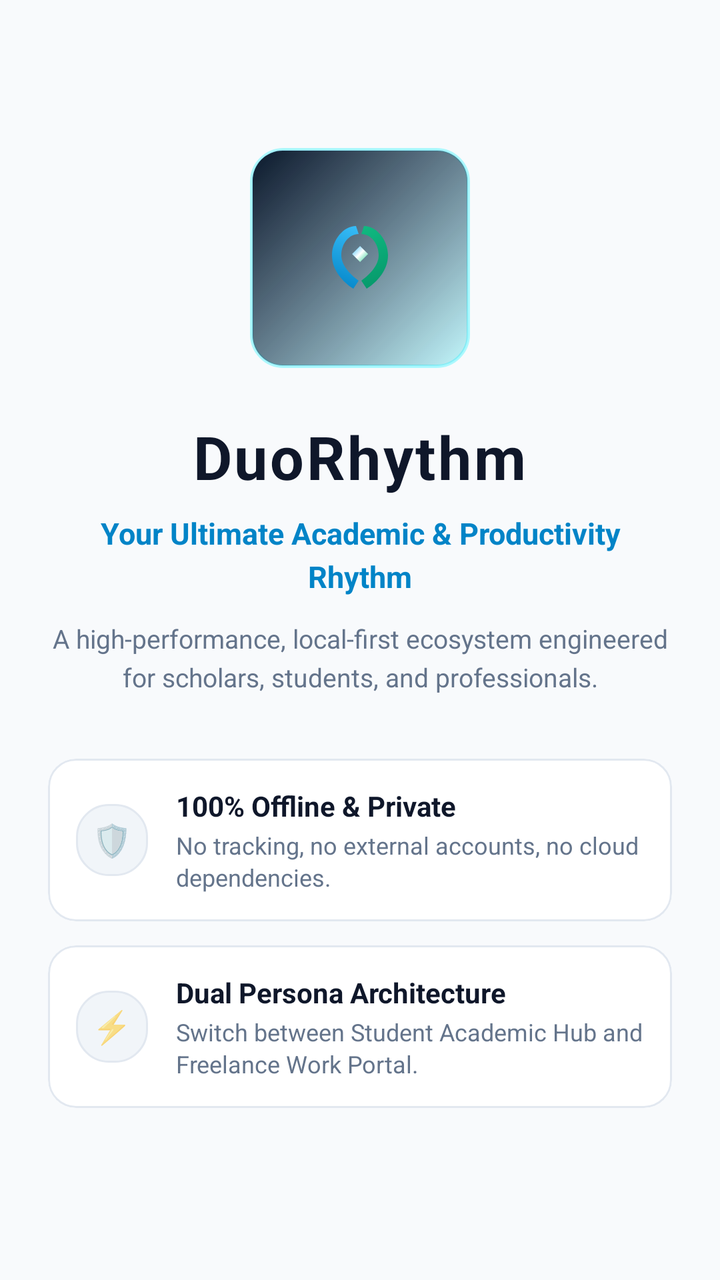
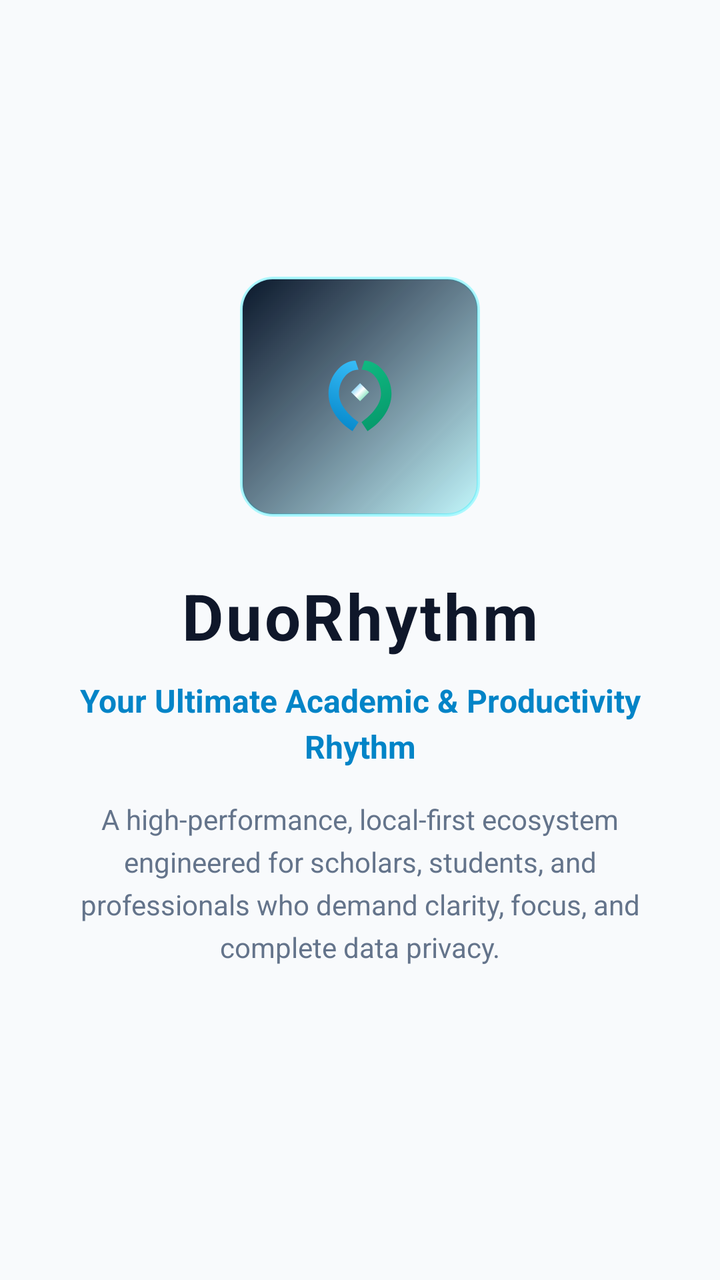

Compare the two renders of this Android layout. The source of the first and the diff that turns it into the second are given below.
<!-- AndroidManifest.xml: application theme Theme.LifeSync -->
<!-- res/layout/item_onboarding_welcome.xml -->
<?xml version="1.0" encoding="utf-8"?>
<ScrollView xmlns:android="http://schemas.android.com/apk/res/android"
    xmlns:app="http://schemas.android.com/apk/res-auto"
    android:layout_width="match_parent"
    android:layout_height="match_parent"
    android:fillViewport="true">

    <LinearLayout
        android:layout_width="match_parent"
        android:layout_height="wrap_content"
        android:gravity="center"
        android:orientation="vertical"
        android:paddingHorizontal="24dp"
        android:paddingVertical="32dp">

        
        <FrameLayout
            android:layout_width="110dp"
            android:layout_height="110dp"
            android:background="@drawable/bg_logo_badge">

            <ImageView
                android:layout_width="64dp"
                android:layout_height="64dp"
                android:layout_gravity="center"
                android:src="@drawable/ic_app_logo" />
        </FrameLayout>

        
        <TextView
            android:layout_width="wrap_content"
            android:layout_height="wrap_content"
            android:layout_marginTop="24dp"
            android:letterSpacing="0.04"
            android:text="DuoRhythm"
            android:textColor="@color/text_primary"
            android:textSize="30sp"
            android:textStyle="bold" />

        
        <TextView
            android:layout_width="wrap_content"
            android:layout_height="wrap_content"
            android:layout_marginTop="8dp"
            android:gravity="center"
            android:lineSpacingExtra="4dp"
            android:text="Your Ultimate Academic &amp; Productivity Rhythm"
            android:textColor="@color/primary"
            android:textSize="15sp"
            android:textStyle="bold" />

        <TextView
            android:layout_width="wrap_content"
            android:layout_height="wrap_content"
            android:layout_marginTop="12dp"
            android:gravity="center"
            android:lineSpacingExtra="4dp"
            android:text="A high-performance, local-first ecosystem engineered for scholars, students, and professionals."
            android:textColor="@color/text_secondary"
            android:textSize="13sp" />

        
        <LinearLayout
            android:layout_width="match_parent"
            android:layout_height="wrap_content"
            android:layout_marginTop="32dp"
            android:orientation="vertical">

            <com.google.android.material.card.MaterialCardView
                android:layout_width="match_parent"
                android:layout_height="wrap_content"
                android:layout_marginBottom="12dp"
                app:cardBackgroundColor="@color/surface_card"
                app:cardCornerRadius="14dp"
                app:cardElevation="0dp"
                app:strokeColor="@color/card_stroke"
                app:strokeWidth="1dp">

                <LinearLayout
                    android:layout_width="match_parent"
                    android:layout_height="wrap_content"
                    android:gravity="center_vertical"
                    android:orientation="horizontal"
                    android:padding="14dp">

                    <TextView
                        android:layout_width="36dp"
                        android:layout_height="36dp"
                        android:background="@drawable/bg_glass_squircle_action"
                        android:gravity="center"
                        android:text="🛡️"
                        android:textSize="16sp" />

                    <LinearLayout
                        android:layout_width="0dp"
                        android:layout_height="wrap_content"
                        android:layout_marginStart="14dp"
                        android:layout_weight="1"
                        android:orientation="vertical">

                        <TextView
                            android:layout_width="wrap_content"
                            android:layout_height="wrap_content"
                            android:text="100% Offline &amp; Private"
                            android:textColor="@color/text_primary"
                            android:textSize="14sp"
                            android:textStyle="bold" />

                        <TextView
                            android:layout_width="wrap_content"
                            android:layout_height="wrap_content"
                            android:layout_marginTop="2dp"
                            android:text="No tracking, no external accounts, no cloud dependencies."
                            android:textColor="@color/text_secondary"
                            android:textSize="12sp" />
                    </LinearLayout>
                </LinearLayout>
            </com.google.android.material.card.MaterialCardView>

            <com.google.android.material.card.MaterialCardView
                android:layout_width="match_parent"
                android:layout_height="wrap_content"
                android:layout_marginBottom="12dp"
                app:cardBackgroundColor="@color/surface_card"
                app:cardCornerRadius="14dp"
                app:cardElevation="0dp"
                app:strokeColor="@color/card_stroke"
                app:strokeWidth="1dp">

                <LinearLayout
                    android:layout_width="match_parent"
                    android:layout_height="wrap_content"
                    android:gravity="center_vertical"
                    android:orientation="horizontal"
                    android:padding="14dp">

                    <TextView
                        android:layout_width="36dp"
                        android:layout_height="36dp"
                        android:background="@drawable/bg_glass_squircle_action"
                        android:gravity="center"
                        android:text="⚡"
                        android:textSize="16sp" />

                    <LinearLayout
                        android:layout_width="0dp"
                        android:layout_height="wrap_content"
                        android:layout_marginStart="14dp"
                        android:layout_weight="1"
                        android:orientation="vertical">

                        <TextView
                            android:layout_width="wrap_content"
                            android:layout_height="wrap_content"
                            android:text="Dual Persona Architecture"
                            android:textColor="@color/text_primary"
                            android:textSize="14sp"
                            android:textStyle="bold" />

                        <TextView
                            android:layout_width="wrap_content"
                            android:layout_height="wrap_content"
                            android:layout_marginTop="2dp"
                            android:text="Switch between Student Academic Hub and Freelance Work Portal."
                            android:textColor="@color/text_secondary"
                            android:textSize="12sp" />
                    </LinearLayout>
                </LinearLayout>
            </com.google.android.material.card.MaterialCardView>
        </LinearLayout>

    </LinearLayout>
</ScrollView>
<!-- resources referenced by this layout -->
<resources>
  <color name="card_stroke">#E2E8F0</color>
  <color name="primary">#0284C7</color>
  <color name="surface_card">#FFFFFF</color>
  <color name="text_primary">#0F172A</color>
  <color name="text_secondary">#64748B</color>
  <!-- drawable bg_glass_squircle_action (drawable) -->
  <?xml version="1.0" encoding="utf-8"?>
  <ripple xmlns:android="http://schemas.android.com/apk/res/android"
      android:color="#200284C7">
      <item>
          <shape android:shape="rectangle">
              <corners android:radius="16dp" />
              <solid android:color="@color/surface_variant" />
              <stroke
                  android:width="1dp"
                  android:color="@color/card_stroke" />
          </shape>
      </item>
  </ripple>
  <!-- drawable bg_logo_badge (drawable) -->
  <?xml version="1.0" encoding="utf-8"?>
  <layer-list xmlns:android="http://schemas.android.com/apk/res/android">
      <item>
          <shape android:shape="rectangle">
              <corners android:radius="16dp" />
              <gradient
                  android:angle="135"
                  android:startColor="#2600F2FE"
                  android:centerColor="#260284C7"
                  android:endColor="#261E40AF" />
              <stroke
                  android:width="1.5dp"
                  android:color="#4D00F2FE" />
          </shape>
      </item>
      <item
          android:bottom="1.5dp"
          android:left="1.5dp"
          android:right="1.5dp"
          android:top="1.5dp">
          <shape android:shape="rectangle">
              <gradient
                  android:angle="135"
                  android:startColor="#1500F2FE"
                  android:endColor="#0A182B" />
              <corners android:radius="15dp" />
          </shape>
      </item>
  </layer-list>
  <color name="surface_variant">#F1F5F9</color>
  <color name="primary_variant">#0369A1</color>
  <color name="on_primary">#FFFFFF</color>
  <color name="secondary">#7C3AED</color>
  <color name="secondary_variant">#6D28D9</color>
  <color name="on_secondary">#FFFFFF</color>
  <color name="surface">#FFFFFF</color>
  <color name="background">#F8FAFC</color>
  <style name="CardElevationRounded" parent="Widget.MaterialComponents.CardView">
          <item name="cardCornerRadius">22dp</item>
          <item name="cardElevation">2dp</item>
          <item name="strokeWidth">1dp</item>
          <item name="strokeColor">@color/card_stroke</item>
          <item name="cardBackgroundColor">@color/surface_card</item>
      </style>
  <style name="DuoRhythmTextView" parent="android:Widget.TextView">
          <item name="android:lineSpacingExtra">2dp</item>
          <item name="android:fontFamily">sans-serif</item>
          <item name="android:includeFontPadding">true</item>
      </style>
  <style name="DuoRhythmEditText" parent="android:Widget.EditText">
          <item name="android:lineSpacingExtra">2dp</item>
          <item name="android:fontFamily">sans-serif</item>
          <item name="android:includeFontPadding">true</item>
          <item name="android:textColor">@color/text_primary</item>
          <item name="android:textColorHint">@color/text_secondary</item>
      </style>
  <!-- unchanged entries left out for length: 2 -->
</resources>

<!-- the commit's change to res/layout/item_onboarding_welcome.xml (unified diff, before → after) -->
@@ -10,18 +10,23 @@
         android:layout_height="wrap_content"
         android:gravity="center"
         android:orientation="vertical"
-        android:paddingHorizontal="24dp"
-        android:paddingVertical="32dp">
+        android:paddingHorizontal="32dp"
+        android:paddingVertical="48dp">
+
+        <View
+            android:layout_width="match_parent"
+            android:layout_height="0dp"
+            android:layout_weight="1" />
 
         
         <FrameLayout
-            android:layout_width="110dp"
-            android:layout_height="110dp"
+            android:layout_width="120dp"
+            android:layout_height="120dp"
             android:background="@drawable/bg_logo_badge">
 
             <ImageView
-                android:layout_width="64dp"
-                android:layout_height="64dp"
+                android:layout_width="72dp"
+                android:layout_height="72dp"
                 android:layout_gravity="center"
                 android:src="@drawable/ic_app_logo" />
         </FrameLayout>
@@ -30,144 +35,41 @@
         <TextView
             android:layout_width="wrap_content"
             android:layout_height="wrap_content"
-            android:layout_marginTop="24dp"
+            android:layout_marginTop="28dp"
             android:letterSpacing="0.04"
             android:text="DuoRhythm"
             android:textColor="@color/text_primary"
-            android:textSize="30sp"
+            android:textSize="32sp"
             android:textStyle="bold" />
 
         
         <TextView
             android:layout_width="wrap_content"
             android:layout_height="wrap_content"
-            android:layout_marginTop="8dp"
+            android:layout_marginTop="10dp"
             android:gravity="center"
             android:lineSpacingExtra="4dp"
             android:text="Your Ultimate Academic &amp; Productivity Rhythm"
             android:textColor="@color/primary"
-            android:textSize="15sp"
+            android:textSize="16sp"
             android:textStyle="bold" />
 
+        
         <TextView
             android:layout_width="wrap_content"
             android:layout_height="wrap_content"
-            android:layout_marginTop="12dp"
+            android:layout_marginTop="16dp"
             android:gravity="center"
-            android:lineSpacingExtra="4dp"
-            android:text="A high-performance, local-first ecosystem engineered for scholars, students, and professionals."
+            android:lineSpacingExtra="5dp"
+            android:maxWidth="320dp"
+            android:text="A high-performance, local-first ecosystem engineered for scholars, students, and professionals who demand clarity, focus, and complete data privacy."
             android:textColor="@color/text_secondary"
-            android:textSize="13sp" />
+            android:textSize="14sp" />
 
-        
-        <LinearLayout
+        <View
             android:layout_width="match_parent"
-            android:layout_height="wrap_content"
-            android:layout_marginTop="32dp"
-            android:orientation="vertical">
-
-            <com.google.android.material.card.MaterialCardView
-                android:layout_width="match_parent"
-                android:layout_height="wrap_content"
-                android:layout_marginBottom="12dp"
-                app:cardBackgroundColor="@color/surface_card"
-                app:cardCornerRadius="14dp"
-                app:cardElevation="0dp"
-                app:strokeColor="@color/card_stroke"
-                app:strokeWidth="1dp">
-
-                <LinearLayout
-                    android:layout_width="match_parent"
-                    android:layout_height="wrap_content"
-                    android:gravity="center_vertical"
-                    android:orientation="horizontal"
-                    android:padding="14dp">
-
-                    <TextView
-                        android:layout_width="36dp"
-                        android:layout_height="36dp"
-                        android:background="@drawable/bg_glass_squircle_action"
-                        android:gravity="center"
-                        android:text="🛡️"
-                        android:textSize="16sp" />
-
-                    <LinearLayout
-                        android:layout_width="0dp"
-                        android:layout_height="wrap_content"
-                        android:layout_marginStart="14dp"
-                        android:layout_weight="1"
-                        android:orientation="vertical">
-
-                        <TextView
-                            android:layout_width="wrap_content"
-                            android:layout_height="wrap_content"
-                            android:text="100% Offline &amp; Private"
-                            android:textColor="@color/text_primary"
-                            android:textSize="14sp"
-                            android:textStyle="bold" />
-
-                        <TextView
-                            android:layout_width="wrap_content"
-                            android:layout_height="wrap_content"
-                            android:layout_marginTop="2dp"
-                            android:text="No tracking, no external accounts, no cloud dependencies."
-                            android:textColor="@color/text_secondary"
-                            android:textSize="12sp" />
-                    </LinearLayout>
-                </LinearLayout>
-            </com.google.android.material.card.MaterialCardView>
-
-            <com.google.android.material.card.MaterialCardView
-                android:layout_width="match_parent"
-                android:layout_height="wrap_content"
-                android:layout_marginBottom="12dp"
-                app:cardBackgroundColor="@color/surface_card"
-                app:cardCornerRadius="14dp"
-                app:cardElevation="0dp"
-                app:strokeColor="@color/card_stroke"
-                app:strokeWidth="1dp">
-
-                <LinearLayout
-                    android:layout_width="match_parent"
-                    android:layout_height="wrap_content"
-                    android:gravity="center_vertical"
-                    android:orientation="horizontal"
-                    android:padding="14dp">
-
-                    <TextView
-                        android:layout_width="36dp"
-                        android:layout_height="36dp"
-                        android:background="@drawable/bg_glass_squircle_action"
-                        android:gravity="center"
-                        android:text="⚡"
-                        android:textSize="16sp" />
-
-                    <LinearLayout
-                        android:layout_width="0dp"
-                        android:layout_height="wrap_content"
-                        android:layout_marginStart="14dp"
-                        android:layout_weight="1"
-                        android:orientation="vertical">
-
-                        <TextView
-                            android:layout_width="wrap_content"
-                            android:layout_height="wrap_content"
-                            android:text="Dual Persona Architecture"
-                            android:textColor="@color/text_primary"
-                            android:textSize="14sp"
-                            android:textStyle="bold" />
-
-                        <TextView
-                            android:layout_width="wrap_content"
-                            android:layout_height="wrap_content"
-                            android:layout_marginTop="2dp"
-                            android:text="Switch between Student Academic Hub and Freelance Work Portal."
-                            android:textColor="@color/text_secondary"
-                            android:textSize="12sp" />
-                    </LinearLayout>
-                </LinearLayout>
-            </com.google.android.material.card.MaterialCardView>
-        </LinearLayout>
+            android:layout_height="0dp"
+            android:layout_weight="1.2" />
 
     </LinearLayout>
 </ScrollView>
<!-- resource entries referenced after the edit -->
@@ -5,20 +5,6 @@
   <color name="surface_card">#FFFFFF</color>
   <color name="text_primary">#0F172A</color>
   <color name="text_secondary">#64748B</color>
-  <!-- drawable bg_glass_squircle_action (drawable) -->
-  <?xml version="1.0" encoding="utf-8"?>
-  <ripple xmlns:android="http://schemas.android.com/apk/res/android"
-      android:color="#200284C7">
-      <item>
-          <shape android:shape="rectangle">
-              <corners android:radius="16dp" />
-              <solid android:color="@color/surface_variant" />
-              <stroke
-                  android:width="1dp"
-                  android:color="@color/card_stroke" />
-          </shape>
-      </item>
-  </ripple>
   <!-- drawable bg_logo_badge (drawable) -->
   <?xml version="1.0" encoding="utf-8"?>
   <layer-list xmlns:android="http://schemas.android.com/apk/res/android">
@@ -49,7 +35,6 @@
           </shape>
       </item>
   </layer-list>
-  <color name="surface_variant">#F1F5F9</color>
   <color name="primary_variant">#0369A1</color>
   <color name="on_primary">#FFFFFF</color>
   <color name="secondary">#7C3AED</color>
